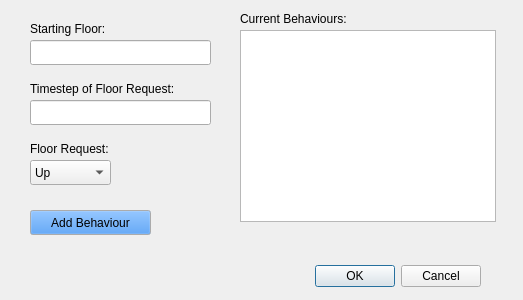
Qt form addpassengerdialog.ui (gracestewart3/COMP3004A3) before a commit.
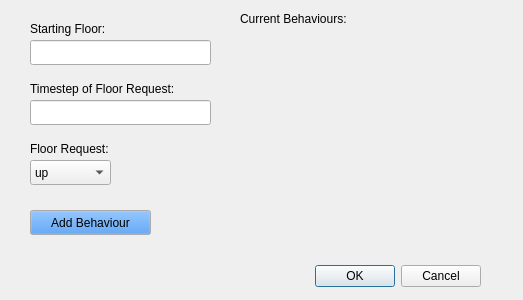
The same form after that commit.

```diff
--- a/addpassengerdialog.ui
+++ b/addpassengerdialog.ui
@@ -86,7 +86,7 @@
    </property>
    <item>
     <property name="text">
-     <string>Up</string>
+     <string>up</string>
     </property>
    </item>
    <item>
@@ -158,16 +158,6 @@
     <string>Add Behaviour</string>
    </property>
   </widget>
-  <widget class="QTextBrowser" name="textBrowser">
-   <property name="geometry">
-    <rect>
-     <x>240</x>
-     <y>30</y>
-     <width>256</width>
-     <height>192</height>
-    </rect>
-   </property>
-  </widget>
   <widget class="QLabel" name="label_4">
    <property name="geometry">
     <rect>
@@ -181,6 +171,25 @@
     <string>Current Behaviours:</string>
    </property>
   </widget>
+  <widget class="QLabel" name="behaviour_display">
+   <property name="geometry">
+    <rect>
+     <x>240</x>
+     <y>40</y>
+     <width>261</width>
+     <height>191</height>
+    </rect>
+   </property>
+   <property name="text">
+    <string/>
+   </property>
+   <property name="alignment">
+    <set>Qt::AlignLeading|Qt::AlignLeft|Qt::AlignTop</set>
+   </property>
+   <property name="wordWrap">
+    <bool>true</bool>
+   </property>
+  </widget>
  </widget>
  <resources/>
  <connections>
```
Left out of the diff: 8 changed lines with no effect on the pictures.
